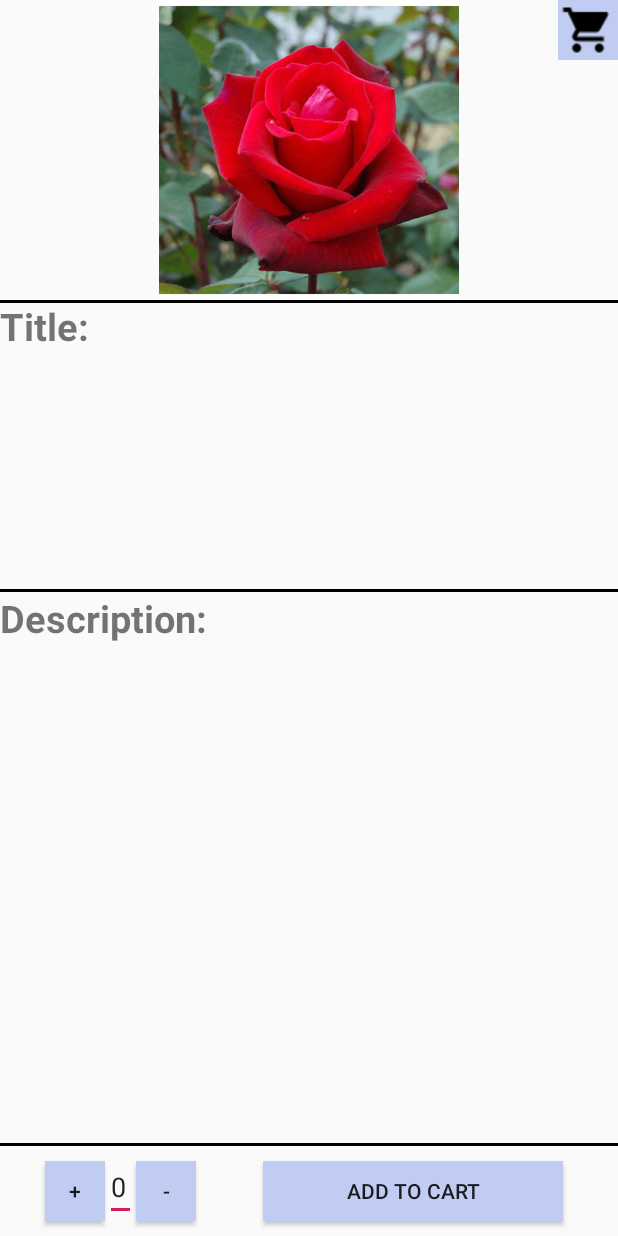
After one commit to hamzajbr40/Foodie, an Android app: the Detail screen opened directly, with no data from a screen before it, on a phone screen of 412 x 824 dp. The commit adds this screen. Run offline under Robolectric (Android 15) with nearby library versions, the phone set to English and light mode, and no system bars.

Commit message:
I made the Detail activity! go check it out.

```diff
--- a/app/src/main/AndroidManifest.xml
+++ b/app/src/main/AndroidManifest.xml
@@ -21,7 +21,8 @@
         <activity android:name=".Category_Activity" />
         <activity android:name=".LoginActivity" />
         <activity android:name=".SignUpActivity" />
-        <activity android:name=".List_Activity"></activity>
+        <activity android:name=".List_Activity" />
+        <activity android:name=".Detail"></activity>
     </application>
 
 </manifest>
--- /dev/null
+++ b/app/src/main/java/com/dev40/foodie/Detail.java
@@ -0,0 +1,49 @@
+package com.dev40.foodie;
+
+import android.support.v7.app.AppCompatActivity;
+import android.os.Bundle;
+import android.view.View;
+import android.widget.Button;
+import android.widget.EditText;
+import android.widget.Toast;
+
+public class Detail extends AppCompatActivity {
+
+    int numberOfQuantity;
+
+    @Override
+    protected void onCreate(Bundle savedInstanceState) {
+        super.onCreate(savedInstanceState);
+        setContentView(R.layout.activity_detail);
+
+        Button plus1= (Button) findViewById(R.id.plus);
+        Button minus1= (Button) findViewById(R.id.minus);
+        EditText quantity1= (EditText) findViewById(R.id.quantity);
+        Button addToCart= (Button) findViewById(R.id.AddToCart);
+        }
+
+    public void Plus(View view) {
+    numberOfQuantity++;
+    Quantity(numberOfQuantity);
+    }
+
+    public void Minus(View view) {
+        if(numberOfQuantity>0)
+        {
+            numberOfQuantity--;
+        }
+        Quantity(numberOfQuantity);
+    }
+
+    private void Quantity(int number) {
+        EditText quantity1= (EditText) findViewById(R.id.quantity);
+        quantity1.setText("" + number);
+    }
+
+    public void AddTo(View view) {
+        if(numberOfQuantity<=0) {
+            Toast.makeText(this,"Cannot add 0 items!",Toast.LENGTH_LONG).show();
+        }
+    }
+
+}
--- a/app/src/main/java/com/dev40/foodie/List_Activity.java
+++ b/app/src/main/java/com/dev40/foodie/List_Activity.java
@@ -114,7 +114,7 @@ public class List_Activity extends AppCompatActivity {
                 List_Activity.this.customAdaptor.getFilter().filter(s);
             }
 
-w
+
             @Override
             public void afterTextChanged(Editable s) {
 
--- a/app/src/main/java/com/dev40/foodie/WellcomeActivity.java
+++ b/app/src/main/java/com/dev40/foodie/WellcomeActivity.java
@@ -20,7 +20,7 @@ public class WellcomeActivity extends Activity {
         super.onCreate(savedInstanceState);
         setContentView(R.layout.activity_wellcome);
 
-        gestureObject = new GestureDetectorCompat(this,new LearnGesture());
+        gestureObject = new GestureDetectorCompat(this,new LearnGesture());  // a interact between the user and the screen ex: swip the screen
         //here learnGesture is class file
 
         Button loginButton = (Button) findViewById(R.id.login_Activity_btn);
@@ -28,6 +28,7 @@ public class WellcomeActivity extends Activity {
     }
     public void login(View view){
         intent = new Intent(this, LoginActivity.class);
+        // a connection between 2 activities
         startActivity(intent);
     }
     public void signUp(View view) {
@@ -42,8 +43,18 @@ public class WellcomeActivity extends Activity {
     }
 
     class LearnGesture extends GestureDetector.SimpleOnGestureListener{
+        // A convenience class to extend when you only want to listen for a subset of all the gestures
         @Override
         public boolean onFling(MotionEvent e1, MotionEvent e2, float velocityX, float velocityY) {
+
+        //onFling: is that the user lifts his finger in the end of the movement (that is the reason for what onFling is called one time).
+        /*      e1 	MotionEvent: The first down motion event that started the fling.
+
+                e2 	MotionEvent: The move motion event that triggered the current onFling.
+
+                velocityX 	float: The velocity of this fling measured in pixels per second along the x axis.
+
+                velocityY 	float: The velocity of this fling measured in pixels per second along the y axis. */
 
              if (e2.getX()<e1.getX()){
                 Intent intent = new Intent(WellcomeActivity.this,Category_Activity.class);
--- /dev/null
+++ b/app/src/main/res/layout/activity_detail.xml
@@ -0,0 +1,105 @@
+<?xml version="1.0" encoding="utf-8"?>
+<RelativeLayout xmlns:android="http://schemas.android.com/apk/res/android"
+    xmlns:app="http://schemas.android.com/apk/res-auto"
+    xmlns:tools="http://schemas.android.com/tools"
+    android:layout_width="match_parent"
+    android:layout_height="match_parent"
+    tools:context=".Detail">
+
+    <ImageView
+        android:id="@+id/detailPic"
+        android:src="@drawable/flower"
+        android:layout_width="match_parent"
+        android:layout_height="200dp"
+        />
+
+    <ImageButton
+        android:id="@+id/Cart"
+        android:src="@drawable/cart"
+        android:layout_alignParentRight="true"
+        android:background="#c0ccf1"
+        android:layout_width="40dp"
+        android:layout_height="40dp" />
+
+    <View
+        android:layout_below="@id/detailPic"
+        android:layout_width="match_parent"
+        android:layout_height="2dp"
+        android:background="@android:color/black" />
+
+    <TextView
+        android:id="@+id/titleID"
+        android:layout_below="@+id/detailPic"
+        android:text="Title:"
+        android:textSize="25sp"
+        android:textStyle="bold"
+        android:layout_width="wrap_content"
+        android:layout_height="wrap_content" />
+
+    <View
+        android:layout_above="@id/description"
+        android:layout_width="match_parent"
+        android:layout_height="2dp"
+        android:background="@android:color/black" />
+
+    <TextView
+        android:id="@+id/description"
+        android:text="Description:"
+        android:layout_alignParentLeft="true"
+        android:layout_centerInParent="true"
+        android:textSize="25sp"
+        android:textStyle="bold"
+        android:layout_width="wrap_content"
+        android:layout_height="wrap_content" />
+
+    <View
+        android:layout_alignParentBottom="true"
+        android:layout_marginBottom="60sp"
+        android:layout_width="match_parent"
+        android:layout_height="2dp"
+        android:background="@android:color/black" />
+
+    <Button
+        android:id="@+id/plus"
+        android:text="+"
+        android:layout_marginBottom="10sp"
+        android:layout_marginLeft="30dp"
+        android:layout_alignParentBottom="true"
+        android:background="#c0ccf1"
+        android:layout_width="40sp"
+        android:layout_height="40sp"
+        android:onClick="Plus"/>
+
+    <Button
+        android:id="@+id/minus"
+        android:text="-"
+        android:layout_alignParentBottom="true"
+        android:layout_marginBottom="10sp"
+        android:layout_toRightOf="@id/quantity"
+        android:background="#c0ccf1"
+        android:layout_width="40sp"
+        android:layout_height="40sp"
+        android:onClick="Minus"/>
+
+    <EditText
+        android:id="@+id/quantity"
+        android:text="0"
+        android:inputType="number"
+        android:layout_alignParentBottom="true"
+        android:layout_marginBottom="10sp"
+        android:layout_toRightOf="@id/plus"
+        android:layout_width="wrap_content"
+        android:layout_height="wrap_content" />
+
+    <Button
+        android:id="@+id/AddToCart"
+        android:text="Add to cart"
+        android:layout_alignParentBottom="true"
+        android:background="#c0ccf1"
+        android:layout_marginBottom="10sp"
+        android:layout_marginLeft="175sp"
+        android:layout_width="200sp"
+        android:layout_height="40sp"
+        android:onClick="AddTo"/>
+
+</RelativeLayout>
--- a/app/src/main/res/layout/activity_wellcome.xml
+++ b/app/src/main/res/layout/activity_wellcome.xml
@@ -63,7 +63,4 @@
         android:onClick="signUp"/>
 
 
-
-
-
 </RelativeLayout>
```
Also changed, not shown: app/src/main/res/drawable/cart.png (added), app/src/main/res/drawable/flower.jpg (added).
